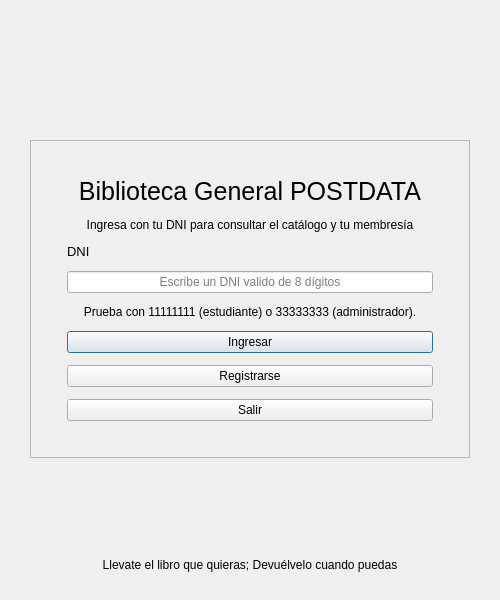
FLEMCR/Proyecto_BibliotecaPOO, file ui/acceso.ui: the form before one commit.
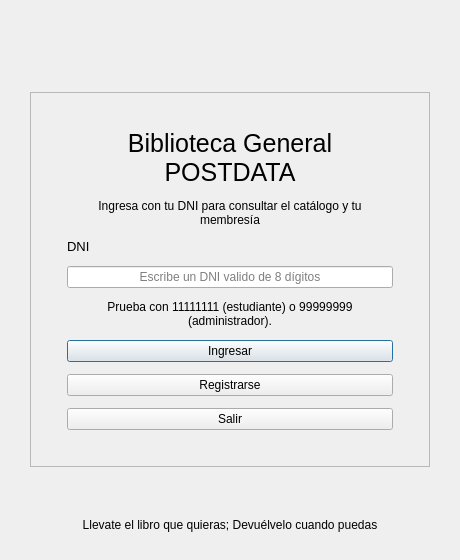
The form after the commit.

Patch:
```diff
--- a/ui/acceso.ui
+++ b/ui/acceso.ui
@@ -6,14 +6,14 @@
    <rect>
     <x>0</x>
     <y>0</y>
-    <width>500</width>
-    <height>600</height>
+    <width>460</width>
+    <height>560</height>
    </rect>
   </property>
   <property name="minimumSize">
    <size>
-    <width>460</width>
-    <height>580</height>
+    <width>420</width>
+    <height>540</height>
    </size>
   </property>
   <property name="windowTitle">
@@ -137,7 +137,7 @@
       <item>
        <widget class="QLabel" name="ayudaLabel">
         <property name="text">
-         <string>Prueba con 11111111 (estudiante) o 33333333 (administrador).</string>
+         <string>Prueba con 11111111 (estudiante) o 99999999 (administrador).</string>
         </property>
         <property name="alignment">
          <set>Qt::AlignCenter</set>
```
